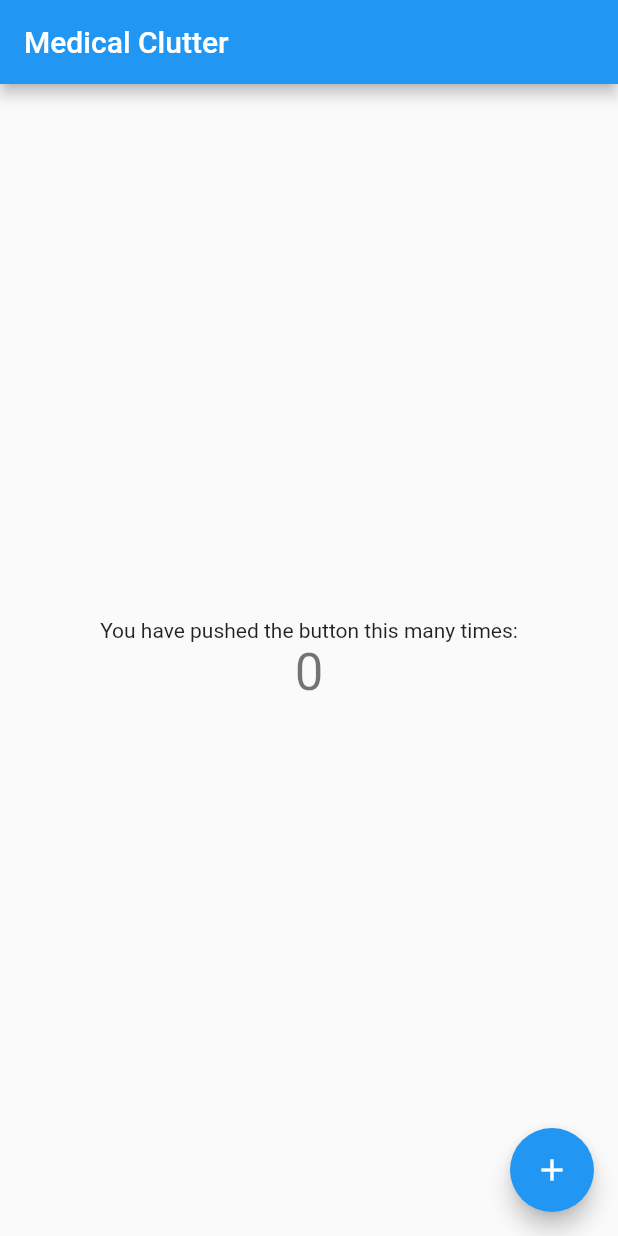
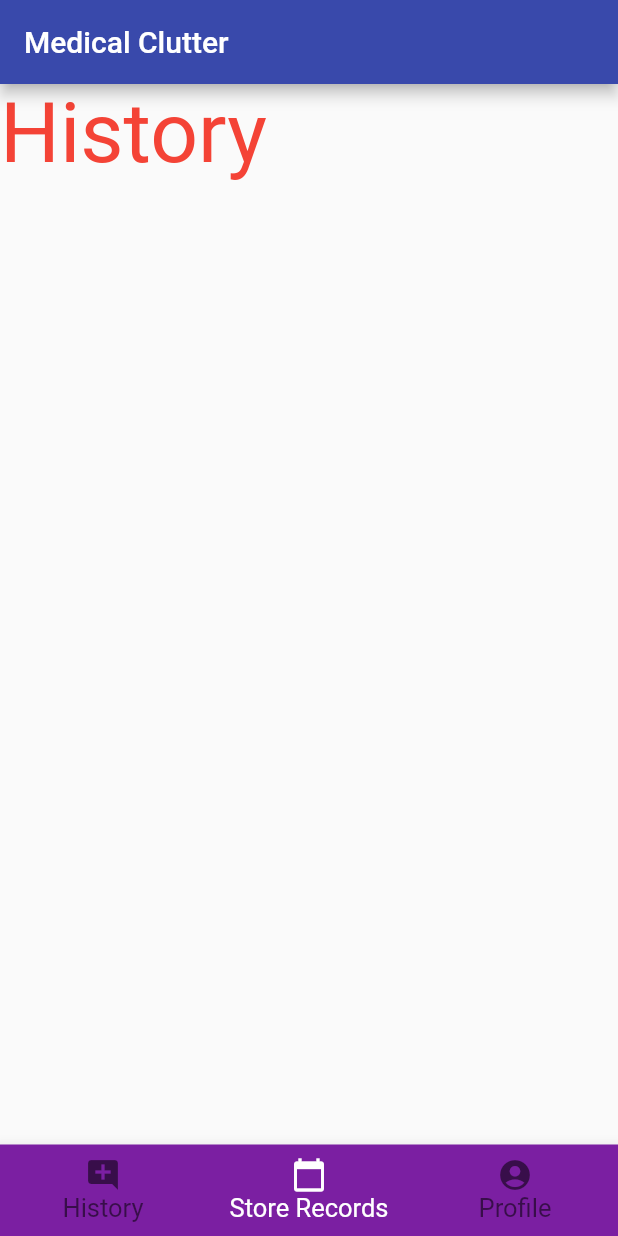
Before and after one commit to gilbertmpanga12/medical-clutter-app, a Flutter app: the screen it shows after launch, on a phone screen of 412 x 824 dp. Run offline on Flutter 3.47's test engine with Material 2 defaults, Android fonts, the phone set to English and light mode, and no system bars.

Commit message:
ADD: added new main ui screens

```diff
--- a/lib/main.dart
+++ b/lib/main.dart
@@ -1,3 +1,5 @@
+import 'package:clutter/screens/categories_screen.dart';
+import 'package:clutter/screens/home_screen.dart';
 import 'package:flutter/material.dart';
 
 void main() {
@@ -9,105 +11,11 @@ class MyApp extends StatelessWidget {
   @override
   Widget build(BuildContext context) {
     return MaterialApp(
-      title: 'Medical Clutter',
-      theme: ThemeData(
-        // This is the theme of your application.
-        //
-        // Try running your application with "flutter run". You'll see the
-        // application has a blue toolbar. Then, without quitting the app, try
-        // changing the primarySwatch below to Colors.green and then invoke
-        // "hot reload" (press "r" in the console where you ran "flutter run",
-        // or simply save your changes to "hot reload" in a Flutter IDE).
-        // Notice that the counter didn't reset back to zero; the application
-        // is not restarted.
-        primarySwatch: Colors.blue,
-      ),
-      home: MyHomePage(title: 'Medical Clutter'),
+      initialRoute: '/',
+      routes: {
+        '/': (context) => HomeScreen(),
+        '/categories': (context) => CategoriesScreen()
+      },
     );
   }
 }
-
-class MyHomePage extends StatefulWidget {
-  MyHomePage({Key? key, required this.title}) : super(key: key);
-
-  // This widget is the home page of your application. It is stateful, meaning
-  // that it has a State object (defined below) that contains fields that affect
-  // how it looks.
-
-  // This class is the configuration for the state. It holds the values (in this
-  // case the title) provided by the parent (in this case the App widget) and
-  // used by the build method of the State. Fields in a Widget subclass are
-  // always marked "final".
-
-  final String title;
-
-  @override
-  _MyHomePageState createState() => _MyHomePageState();
-}
-
-class _MyHomePageState extends State<MyHomePage> {
-  int _counter = 0;
-
-  void _incrementCounter() {
-    setState(() {
-      // This call to setState tells the Flutter framework that something has
-      // changed in this State, which causes it to rerun the build method below
-      // so that the display can reflect the updated values. If we changed
-      // _counter without calling setState(), then the build method would not be
-      // called again, and so nothing would appear to happen.
-      _counter++;
-    });
-  }
-
-  @override
-  Widget build(BuildContext context) {
-    // This method is rerun every time setState is called, for instance as done
-    // by the _incrementCounter method above.
-    //
-    // The Flutter framework has been optimized to make rerunning build methods
-    // fast, so that you can just rebuild anything that needs updating rather
-    // than having to individually change instances of widgets.
-    return Scaffold(
-      appBar: AppBar(
-        // Here we take the value from the MyHomePage object that was created by
-        // the App.build method, and use it to set our appbar title.
-        title: Text(widget.title),
-      ),
-      body: Center(
-        // Center is a layout widget. It takes a single child and positions it
-        // in the middle of the parent.
-        child: Column(
-          // Column is also a layout widget. It takes a list of children and
-          // arranges them vertically. By default, it sizes itself to fit its
-          // children horizontally, and tries to be as tall as its parent.
-          //
-          // Invoke "debug painting" (press "p" in the console, choose the
-          // "Toggle Debug Paint" action from the Flutter Inspector in Android
-          // Studio, or the "Toggle Debug Paint" command in Visual Studio Code)
-          // to see the wireframe for each widget.
-          //
-          // Column has various properties to control how it sizes itself and
-          // how it positions its children. Here we use mainAxisAlignment to
-          // center the children vertically; the main axis here is the vertical
-          // axis because Columns are vertical (the cross axis would be
-          // horizontal).
-          mainAxisAlignment: MainAxisAlignment.center,
-          children: <Widget>[
-            Text(
-              'You have pushed the button this many times:',
-            ),
-            Text(
-              '$_counter',
-              style: Theme.of(context).textTheme.headline4,
-            ),
-          ],
-        ),
-      ),
-      floatingActionButton: FloatingActionButton(
-        onPressed: _incrementCounter,
-        tooltip: 'Increment',
-        child: Icon(Icons.add),
-      ), // This trailing comma makes auto-formatting nicer for build methods.
-    );
-  }
-}
--- /dev/null
+++ b/lib/screens/history_screen.dart
@@ -0,0 +1,19 @@
+import 'package:flutter/cupertino.dart';
+import 'package:flutter/material.dart';
+
+class HistoryScreen extends StatefulWidget {
+  @override
+  _HistoryScreenState createState() => _HistoryScreenState();
+}
+
+class _HistoryScreenState extends State<HistoryScreen> {
+  @override
+  Widget build(BuildContext context) {
+    return Container(
+      child: Text(
+        'History',
+        style: TextStyle(color: Colors.red, fontSize: 56.0),
+      ),
+    );
+  }
+}
--- /dev/null
+++ b/lib/screens/home_screen.dart
@@ -0,0 +1,70 @@
+import 'package:clutter/screens/history_screen.dart';
+import 'package:clutter/screens/profiles_screen.dart';
+import 'package:clutter/screens/sign_in_screen.dart';
+import 'package:clutter/screens/storerecords_screen.dart';
+import 'package:flutter/cupertino.dart';
+import 'package:flutter/material.dart';
+
+class HomeScreen extends StatefulWidget {
+  @override
+  _HomeScreenState createState() => _HomeScreenState();
+}
+
+class _HomeScreenState extends State<HomeScreen> {
+  int _currentIndex = 0;
+  @override
+  Widget build(BuildContext context) {
+    var bottomNavigationBarItems = <BottomNavigationBarItem>[
+      BottomNavigationBarItem(
+        icon: const Icon(Icons.add_comment),
+        label: 'History',
+      ),
+      BottomNavigationBarItem(
+        icon: const Icon(Icons.calendar_today),
+        label: 'Store Records',
+      ),
+      BottomNavigationBarItem(
+        icon: const Icon(Icons.account_circle),
+        label: 'Profile',
+      ),
+    ];
+
+    Widget toggleViews(BuildContext context) {
+      switch (_currentIndex) {
+        case 0:
+          return HistoryScreen();
+        case 1:
+          return StoreMedicalRecordsScreen();
+        case 2:
+          return ProfileScreen();
+      }
+      return SignInScreen();
+    }
+
+    return Scaffold(
+      appBar: AppBar(
+        backgroundColor: Colors.indigo[600],
+        automaticallyImplyLeading: false,
+        title: Text(
+          'Medical Clutter',
+          style: TextStyle(color: Colors.white),
+        ),
+      ),
+      body: toggleViews(context),
+      bottomNavigationBar: BottomNavigationBar(
+          showUnselectedLabels: true,
+          items: bottomNavigationBarItems,
+          currentIndex: 1,
+          type: BottomNavigationBarType.fixed,
+          selectedFontSize: 17.0,
+          unselectedFontSize: 17.0,
+          onTap: (index) {
+            setState(() {
+              _currentIndex = index;
+            });
+          },
+          selectedItemColor: Colors.white,
+          backgroundColor: Colors.purple[700]),
+    );
+  }
+}
--- a/pubspec.yaml
+++ b/pubspec.yaml
@@ -28,6 +28,8 @@ dependencies:
   # The following adds the Cupertino Icons font to your application.
   # Use with the CupertinoIcons class for iOS style icons.
   cupertino_icons: ^1.0.2
+  animations: ^2.0.0
+  intl: ^0.17.0
 
 dev_dependencies:
   flutter_test:
```
Also changed, not shown: lib/screens/categories_screen.dart (added, +19 -0 lines), lib/screens/profiles_screen.dart (added, +19 -0 lines), lib/screens/sign_in_screen.dart (added, +19 -0 lines), lib/screens/sign_up_screen.dart (added, +19 -0 lines), lib/screens/storerecords_screen.dart (added, +20 -0 lines), lib/screens/onboarding_screen.dart (added), pubspec.lock.
